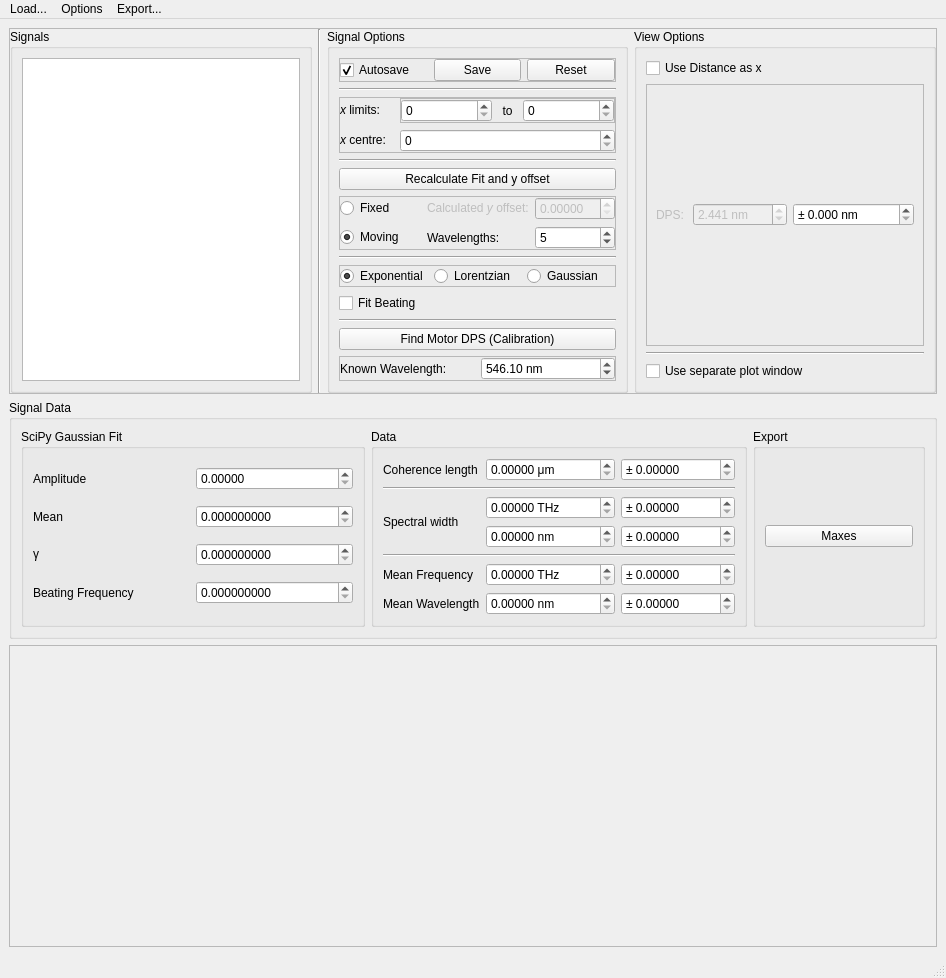
Above: gui/gui.ui from twobackfromtheend/pintera before the change. Below: the same form after it.
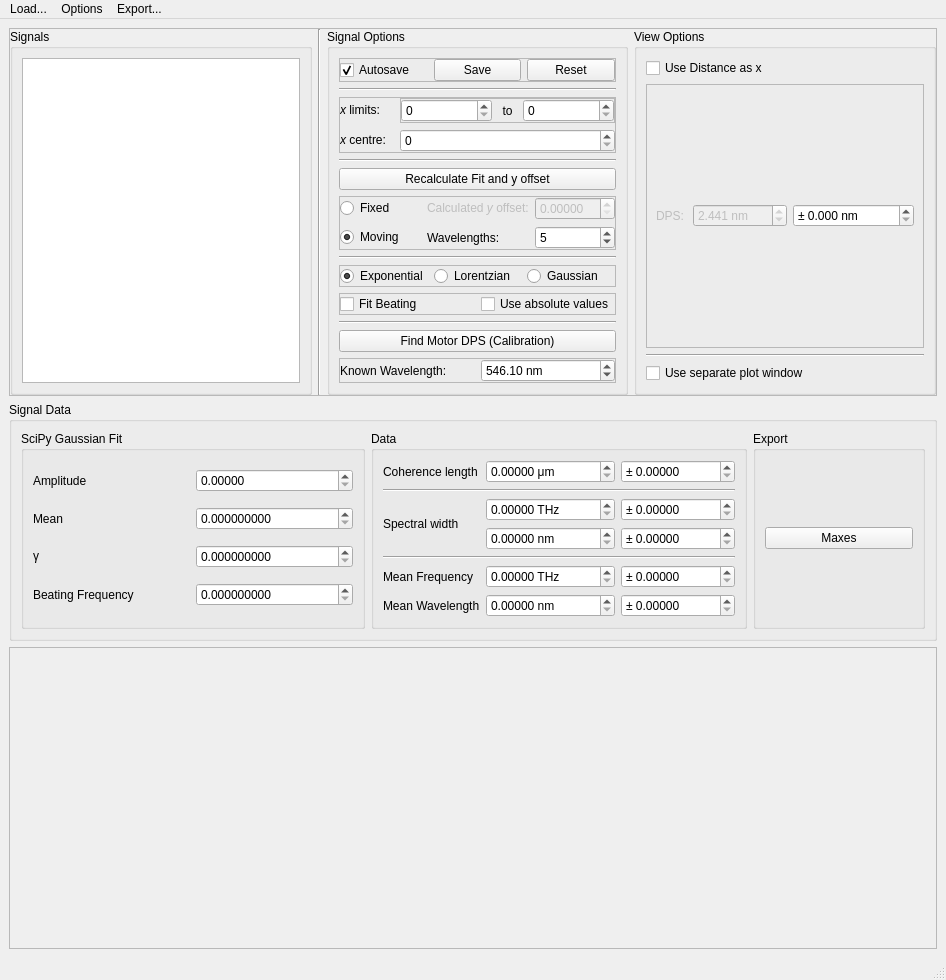
That is the form after the change.

```diff
--- a/gui/gui.ui
+++ b/gui/gui.ui
@@ -400,6 +400,27 @@
            </widget>
           </item>
           <item>
+           <widget class="QFrame" name="frame_7">
+            <property name="frameShape">
+             <enum>QFrame::StyledPanel</enum>
+            </property>
+            <property name="frameShadow">
+             <enum>QFrame::Raised</enum>
+            </property>
+            <layout class="QHBoxLayout" name="horizontalLayout_9">
+             <property name="leftMargin">
+              <number>0</number>
+             </property>
+             <property name="topMargin">
+              <number>0</number>
+             </property>
+             <property name="rightMargin">
+              <number>0</number>
+             </property>
+             <property name="bottomMargin">
+              <number>0</number>
+             </property>
+             <item>
            <widget class="QCheckBox" name="fit_beat_check_box">
             <property name="toolTip">
              <string> * cos(2πf * x - m)</string>
@@ -407,6 +428,19 @@
             <property name="text">
              <string>Fit Beating</string>
             </property>
+              </widget>
+             </item>
+             <item>
+              <widget class="QCheckBox" name="use_abs_checkbox">
+               <property name="toolTip">
+                <string>Use absolute values (so negative side of spectra is used too). Not compatible with moving y offset.</string>
+               </property>
+               <property name="text">
+                <string>Use absolute values</string>
+               </property>
+              </widget>
+             </item>
+            </layout>
            </widget>
           </item>
           <item>
```
Lines whose indentation alone changed are shown as unchanged.
